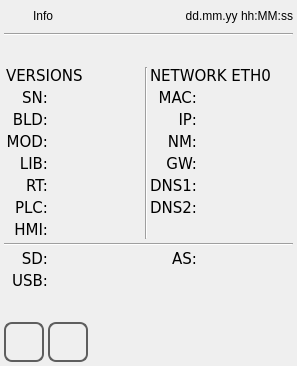
The window that qt_library/ATCMsystem/info.ui (MECTsrl/mect_plugins) describes before a commit, drawn with Qt 5.
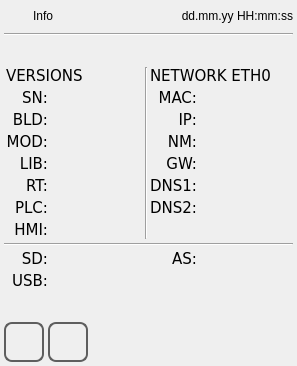
The same window after the commit. Icons and pictures are not drawn.

Patch:
```diff
--- a/qt_library/ATCMsystem/info.ui
+++ b/qt_library/ATCMsystem/info.ui
@@ -104,7 +104,7 @@
         <enum>Qt::NoFocus</enum>
        </property>
        <property name="text">
-        <string>dd.mm.yy hh:MM:ss</string>
+        <string>dd.mm.yy HH:mm:ss</string>
        </property>
        <property name="alignment">
         <set>Qt::AlignRight|Qt::AlignTrailing|Qt::AlignVCenter</set>
```
